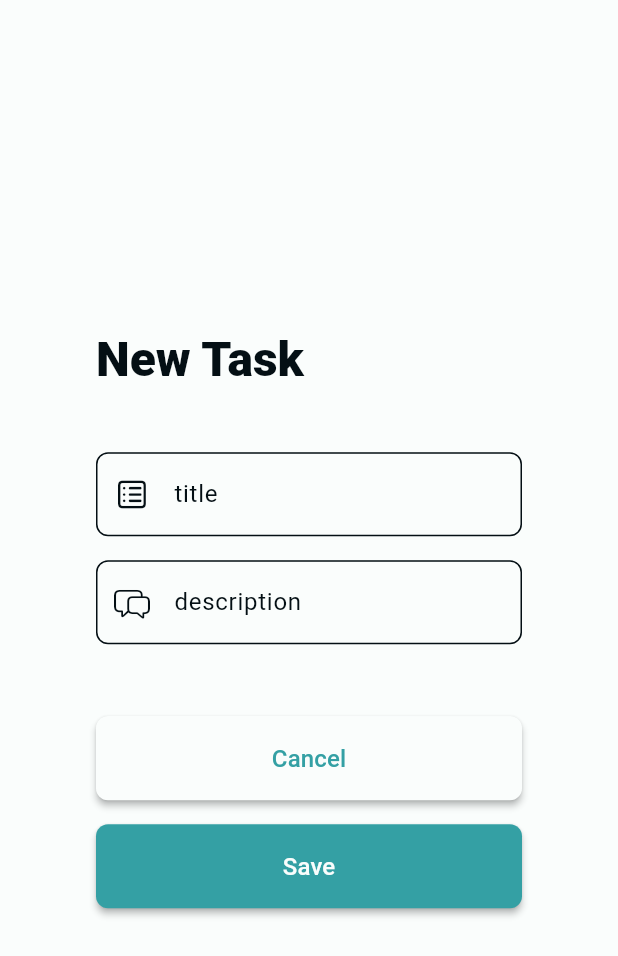
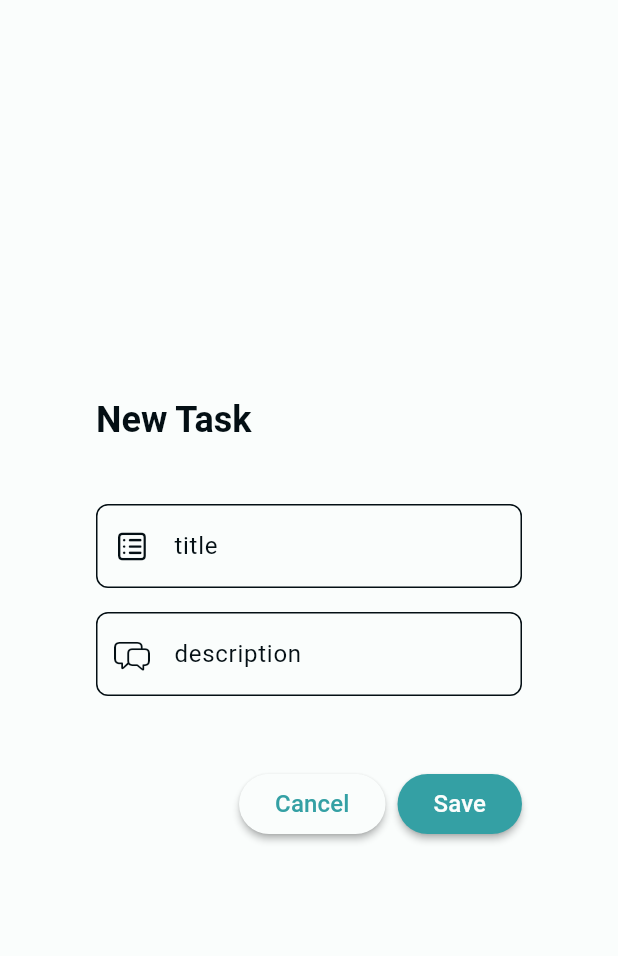
Before and after one commit to Skaihen/Nabu, a Flutter app: the TaskDialog widget shown alone on an empty page, opened directly, on a phone screen of 412 x 824 dp. Shown: the top 956 px of the screen. Run offline on Flutter 3.47's test engine with Material 2 defaults, Android fonts, the phone set to English and light mode, and no system bars; our stand-ins replace hive_flutter, stacked; accounts and stored records are empty.

Commit message:
Update task_dialog.dart

```diff
--- a/lib/widgets/task_dialog.dart
+++ b/lib/widgets/task_dialog.dart
@@ -32,8 +32,7 @@ class _TaskDialogState extends State<TaskDialog> {
           child: Text(
             l10n.taskDialogTitle,
             style: TextStyle(
-              fontSize: CustomUI.xSize(4),
-              fontWeight: FontWeight.w800,
+              fontWeight: FontWeight.bold,
             ),
           )),
       content: SizedBox(
@@ -79,12 +78,7 @@ class _TaskDialogState extends State<TaskDialog> {
           onPressed: () {
             Navigator.of(context, rootNavigator: true).pop();
           },
-          style: ElevatedButton.styleFrom(
-              elevation: 2,
-              shape: RoundedRectangleBorder(
-                borderRadius: BorderRadius.circular(CustomUI.xSize(1)),
-              ),
-              minimumSize: Size(width, CustomUI.xSize(7))),
+          style: ElevatedButton.styleFrom(elevation: 2),
           child: Text(l10n.taskDialogCancelButton,
               style: TextStyle(
                   fontSize: CustomUI.xSize(2),
@@ -97,12 +91,7 @@ class _TaskDialogState extends State<TaskDialog> {
             // _addTasks(taskTitle: taskTitle, taskDescription: taskDescription);
             Navigator.of(context, rootNavigator: true).pop();
           },
-          style: ElevatedButton.styleFrom(
-              elevation: 2,
-              shape: RoundedRectangleBorder(
-                borderRadius: BorderRadius.circular(CustomUI.xSize(1)),
-              ),
-              minimumSize: Size(width, CustomUI.xSize(7))),
+          style: ElevatedButton.styleFrom(elevation: 2),
           child: Text(l10n.taskDialogSaveButton,
               style: TextStyle(
                   fontSize: CustomUI.xSize(2),
```
